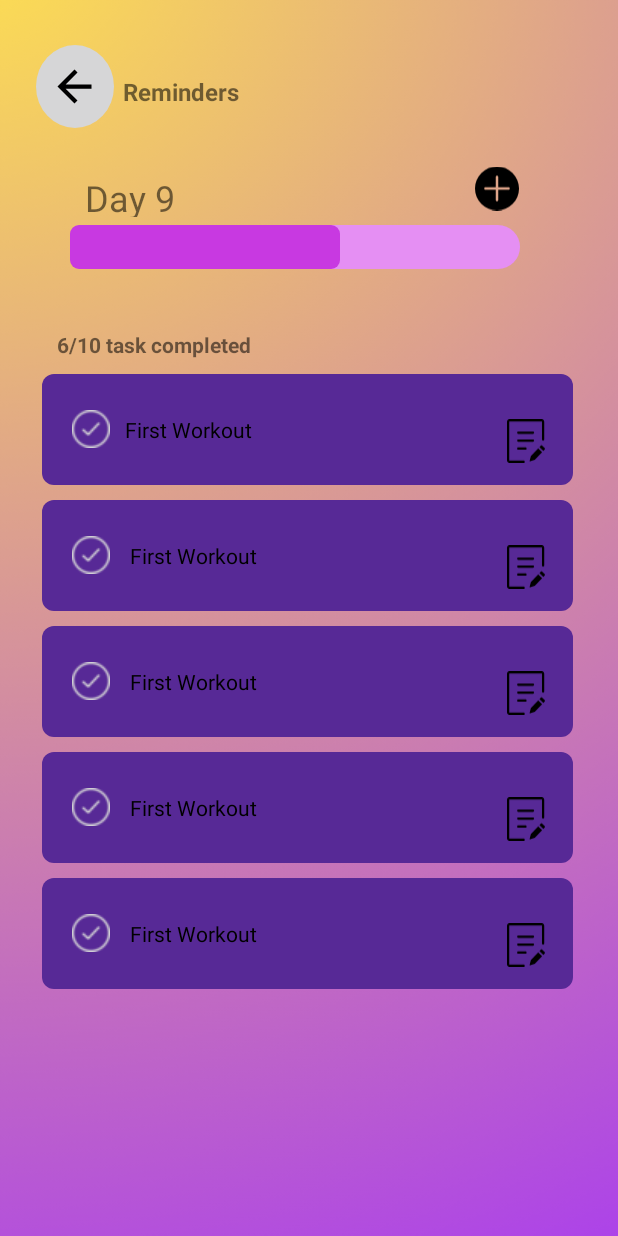
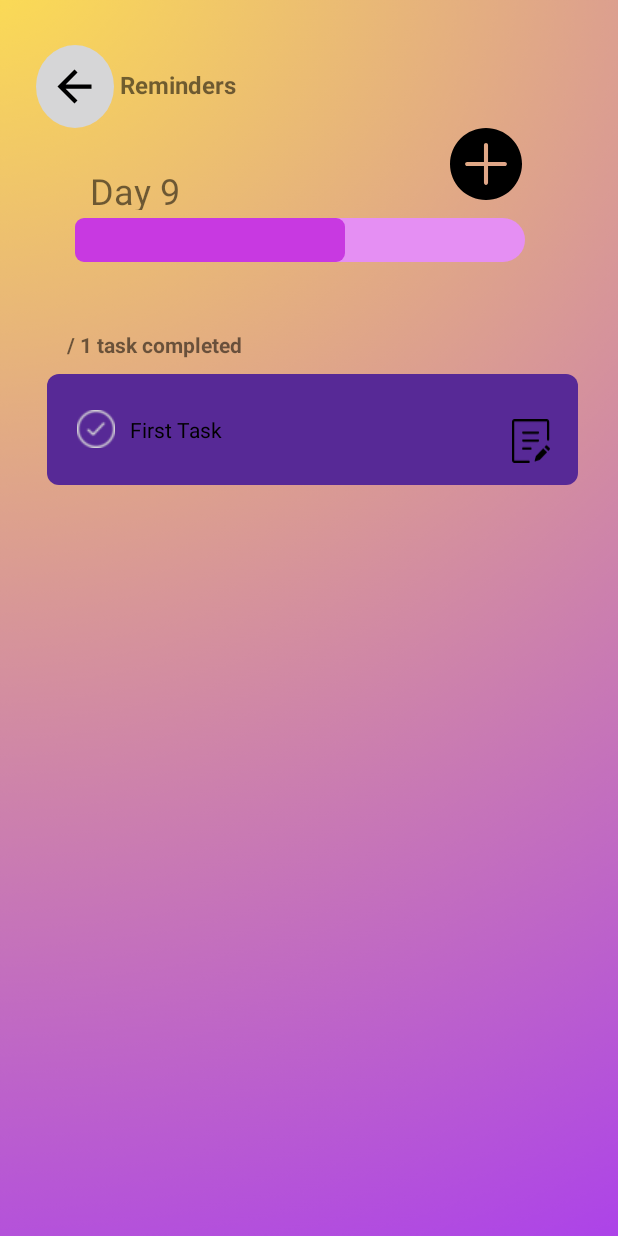
Before and after one commit to MIMIezno/abc, an Android app: the Reminder screen opened directly, with no data from a screen before it, on a phone screen of 412 x 824 dp. Run offline under Robolectric (Android 15) with nearby library versions, the phone set to English and light mode, and no system bars.

Commit message:
reminder

```diff
--- a/app/src/main/res/layout/activity_more.xml
+++ b/app/src/main/res/layout/activity_more.xml
@@ -146,7 +146,7 @@
                     android:layout_height="wrap_content"
                     android:layout_marginTop="25dp"
                     android:layout_weight="1"
-                    android:text="History"
+                    android:text="Bookmarks"
                     android:textSize="20sp" />
 
             </LinearLayout>
--- a/app/src/main/res/layout/activity_reminder.xml
+++ b/app/src/main/res/layout/activity_reminder.xml
@@ -7,6 +7,20 @@
     android:background="@drawable/bg2"
     tools:context=".Reminder">
 
+    <RelativeLayout
+        android:layout_width="160dp"
+        android:layout_height="90dp">
+
+        <TextView
+            android:id="@+id/textView66"
+            android:layout_width="89dp"
+            android:layout_height="32dp"
+            android:layout_marginLeft="80dp"
+            android:layout_marginTop="45dp"
+            android:text="Reminders"
+            android:textSize="16sp"
+            android:textStyle="bold" />
+
         <LinearLayout
             android:id="@+id/linearLayout"
             android:layout_width="52dp"
@@ -14,14 +28,14 @@
             android:layout_marginStart="24dp"
             android:layout_marginTop="30dp"
             android:background="@drawable/circle_btn"
+            android:clickable="true"
+            android:contentDescription="return"
+            android:focusable="true"
+            android:onClick="openHomepage"
             android:orientation="vertical"
             app:layout_constraintStart_toStartOf="parent"
             tools:ignore="MissingConstraints"
-        tools:layout_editor_absoluteY="26dp"
-        android:clickable="true"
-        android:focusable="true"
-        android:onClick="openHomepage"
-        android:contentDescription="return">
+            tools:layout_editor_absoluteY="26dp">
 
             <ImageView
                 android:layout_width="34dp"
@@ -30,17 +44,15 @@
                 android:src="@drawable/ic_prev" />
 
 
-
         </LinearLayout>
+    </RelativeLayout>
 
     <RelativeLayout
         android:id="@+id/relativeLayout6"
         android:layout_width="411dp"
         android:layout_height="112dp"
-        android:layout_marginTop="80dp"
-        android:layout_marginLeft="-79dp"
-        app:layout_constraintStart_toStartOf="parent"
-        app:layout_constraintTop_toBottomOf="@+id/linearLayout">
+        android:layout_marginTop="75dp"
+        android:layout_marginLeft="-160dp">
 
         <ProgressBar
             android:id="@+id/progressBar"
@@ -55,11 +67,14 @@
 
         <ImageView
             android:id="@+id/add"
-            android:layout_width="29dp"
-            android:layout_height="31dp"
-            android:layout_marginStart="320dp"
-            android:layout_marginTop="30dp"
+            android:layout_width="48dp"
+            android:layout_height="48dp"
+            android:layout_marginStart="300dp"
+            android:layout_marginTop="10dp"
+            android:contentDescription="add"
+            android:onClick="addTask"
             app:srcCompat="@drawable/ic_plus" />
+
 
         <TextView
             android:id="@+id/textView57"
@@ -72,7 +87,7 @@
     </RelativeLayout>
 
     <LinearLayout
-        android:layout_width="414dp"
+        android:layout_width="410dp"
         android:layout_height="509dp"
         android:layout_marginTop="200dp"
         android:orientation="vertical"
@@ -86,26 +101,41 @@
             android:layout_height="wrap_content"
             android:layout_marginStart="40dp"
             android:layout_marginTop="20dp"
-            android:text="6/10 task completed"
+            android:text=" / 1 task completed"
             android:textStyle="bold" />
 
+
+        <ScrollView
+            android:layout_width="match_parent"
+            android:layout_height="match_parent"
+            android:contentDescription="lists">
+
+            <LinearLayout
+                android:id="@+id/containerLayout"
+                android:layout_width="410dp"
+                android:layout_height="wrap_content"
+                android:orientation="vertical">
+
+                <!-- Contents inside the scrollable container -->
+
                 <RelativeLayout
+                    android:id="@+id/referenceRelativeLayout"
                     android:layout_width="354dp"
                     android:layout_height="74dp"
-            android:layout_gravity="center"
+                    android:layout_marginLeft="30dp"
                     android:layout_marginTop="10dp"
                     android:background="@drawable/task_bg">
 
                     <CheckBox
                         android:id="@+id/checkBox"
-                android:layout_width="352dp"
+                        android:layout_width="150dp"
                         android:layout_height="58dp"
                         android:layout_marginStart="20dp"
                         android:layout_marginTop="8dp"
                         android:button="@drawable/custom_checkbox"
                         android:buttonTint="@color/black"
                         android:padding="10dp"
-                android:text="First Workout" />
+                        android:text="First Task" />
 
                     <ImageView
                         android:id="@+id/imageView15"
@@ -115,134 +145,17 @@
                         android:layout_marginTop="30dp"
                         app:srcCompat="@drawable/edit_document_icon" />
 
-
                 </RelativeLayout>
 
-        <RelativeLayout
-            android:layout_width="354dp"
-            android:layout_height="74dp"
-            android:layout_gravity="center"
-            android:layout_marginTop="10dp"
-            android:background="@drawable/task_bg">
-
-            <CheckBox
-                android:id="@+id/checkBox2"
-                android:layout_width="352dp"
-                android:layout_height="58dp"
-                android:layout_marginStart="20dp"
-                android:layout_marginTop="8dp"
-                android:button="@drawable/custom_checkbox"
-                android:buttonTint="@color/black"
-                android:padding="10dp"
-                android:text=" First Workout" />
-
-            <ImageView
-                android:id="@+id/imageView28"
-                android:layout_width="25dp"
-                android:layout_height="29dp"
-                android:layout_marginStart="310dp"
-                android:layout_marginTop="30dp"
-                app:srcCompat="@drawable/edit_document_icon" />
-
-
-        </RelativeLayout>
-
-        <RelativeLayout
-            android:layout_width="354dp"
-            android:layout_height="74dp"
-            android:layout_gravity="center"
-            android:layout_marginTop="10dp"
-            android:background="@drawable/task_bg">
-
-
-            <CheckBox
-                android:id="@+id/checkBox3"
-                android:layout_width="352dp"
-                android:layout_height="58dp"
-                android:layout_marginStart="20dp"
-                android:layout_marginTop="8dp"
-                android:button="@drawable/custom_checkbox"
-                android:buttonTint="@color/black"
-                android:padding="10dp"
-                android:text=" First Workout" />
-
-            <ImageView
-                android:id="@+id/imageView35"
-                android:layout_width="25dp"
-                android:layout_height="29dp"
-                android:layout_marginStart="310dp"
-                android:layout_marginTop="30dp"
-                app:srcCompat="@drawable/edit_document_icon" />
-
-        </RelativeLayout>
-
-        <RelativeLayout
-            android:layout_width="354dp"
-            android:layout_height="74dp"
-            android:layout_gravity="center"
-            android:layout_marginTop="10dp"
-            android:background="@drawable/task_bg">
-
-            <CheckBox
-                android:id="@+id/checkBox4"
-                android:layout_width="352dp"
-                android:layout_height="58dp"
-                android:layout_marginStart="20dp"
-                android:layout_marginTop="8dp"
-                android:button="@drawable/custom_checkbox"
-                android:buttonTint="@color/black"
-                android:padding="10dp"
-                android:text=" First Workout" />
-
-            <ImageView
-                android:id="@+id/imageView36"
-                android:layout_width="25dp"
-                android:layout_height="29dp"
-                android:layout_marginStart="310dp"
-                android:layout_marginTop="30dp"
-                app:srcCompat="@drawable/edit_document_icon" />
-
-        </RelativeLayout>
-
-        <RelativeLayout
-            android:layout_width="354dp"
-            android:layout_height="74dp"
-            android:layout_gravity="center"
-            android:layout_marginTop="10dp"
-            android:background="@drawable/task_bg">
-
-            <CheckBox
-                android:id="@+id/checkBox5"
-                android:layout_width="352dp"
-                android:layout_height="58dp"
-                android:layout_marginStart="20dp"
-                android:layout_marginTop="8dp"
-                android:button="@drawable/custom_checkbox"
-                android:buttonTint="@color/black"
-                android:padding="10dp"
-                android:text=" First Workout" />
-
-            <ImageView
-                android:id="@+id/imageView37"
-                android:layout_width="25dp"
-                android:layout_height="29dp"
-                android:layout_marginStart="310dp"
-                android:layout_marginTop="30dp"
-                app:srcCompat="@drawable/edit_document_icon" />
-
-
-        </RelativeLayout>
 
             </LinearLayout>
 
-    <TextView
-        android:id="@+id/textView66"
-        android:layout_width="89dp"
-        android:layout_height="32dp"
-        android:layout_marginLeft="-330dp"
-        android:layout_marginTop="50dp"
-        android:text="Reminders"
-        android:textSize="16sp"
-        android:textStyle="bold" />
+
+        </ScrollView>
+
+
+
 
     </LinearLayout>
+
+</LinearLayout>
--- /dev/null
+++ b/app/src/main/res/values/ids.xml
@@ -0,0 +1,3 @@
+<?xml version="1.0" encoding="utf-8"?>
+<resources>
+</resources>
```
Also changed, not shown: app/src/main/java/com/example/workeatwork/Reminder.java (+96 -4 lines). Lines whose indentation alone changed are shown as unchanged.
